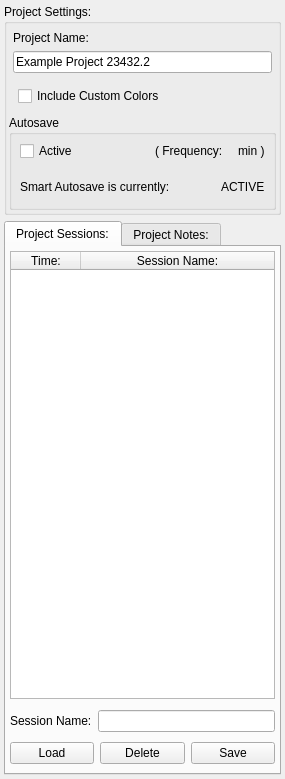
SCIInstitute/Seg3D, file src/Interface/AppInterface/ProjectDockWidget.ui: the form before one commit.
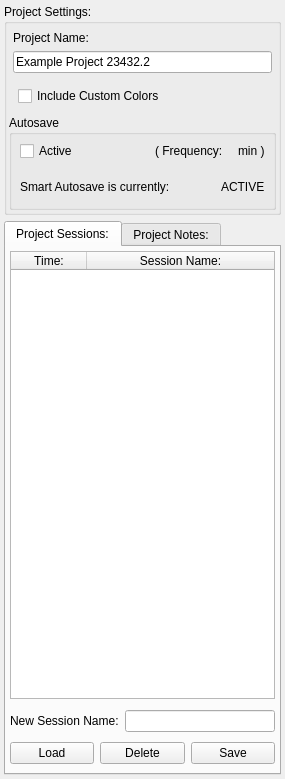
The form after the commit.

Commit message: added functionality for cleaning up the previous projects list and sessions lists to remove projects and sessions that dont exist anymore.  Replaced the LayerImporterWidget with one that can display multiple files for multifile input.  Made some tweaks to to the LayerGroupWidget.  Added a default name to the session_name_lineedit and made it so that by hitting enter, you can save the session

Patch:
```diff
--- a/src/Interface/AppInterface/ProjectDockWidget.ui
+++ b/src/Interface/AppInterface/ProjectDockWidget.ui
@@ -310,10 +310,10 @@
            <number>2</number>
           </property>
           <attribute name="horizontalHeaderDefaultSectionSize">
-           <number>70</number>
+           <number>76</number>
           </attribute>
           <attribute name="horizontalHeaderMinimumSectionSize">
-           <number>34</number>
+           <number>38</number>
           </attribute>
           <attribute name="horizontalHeaderStretchLastSection">
            <bool>true</bool>
@@ -334,10 +334,10 @@
            <bool>true</bool>
           </attribute>
           <attribute name="horizontalHeaderMinimumSectionSize">
-           <number>34</number>
+           <number>38</number>
           </attribute>
           <attribute name="horizontalHeaderDefaultSectionSize">
-           <number>70</number>
+           <number>76</number>
           </attribute>
           <column>
            <property name="text">
@@ -393,12 +393,19 @@
               <item>
                <widget class="QLabel" name="label_4">
                 <property name="text">
-                 <string>Session Name:</string>
+                 <string>New Session Name:</string>
                 </property>
                </widget>
               </item>
               <item>
-               <widget class="QLineEdit" name="session_name_linedit_"/>
+               <widget class="QLineEdit" name="session_name_linedit_">
+                <property name="focusPolicy">
+                 <enum>Qt::ClickFocus</enum>
+                </property>
+                <property name="text">
+                 <string/>
+                </property>
+               </widget>
               </item>
              </layout>
             </widget>
```
The commit also changes 12 other files.
